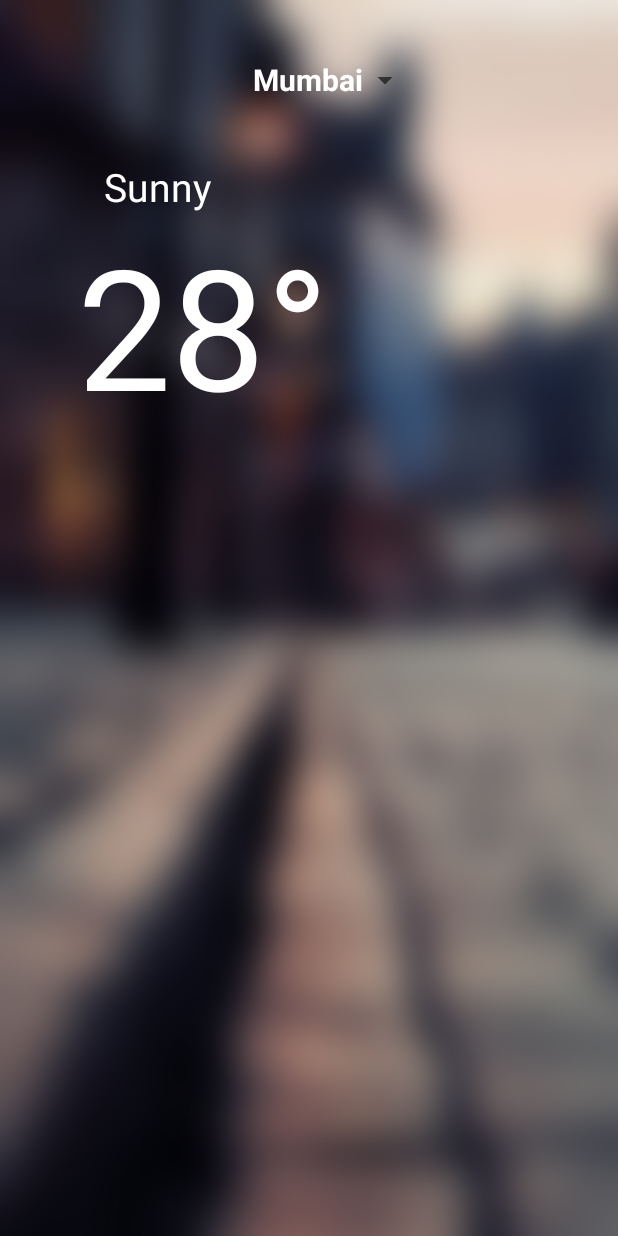
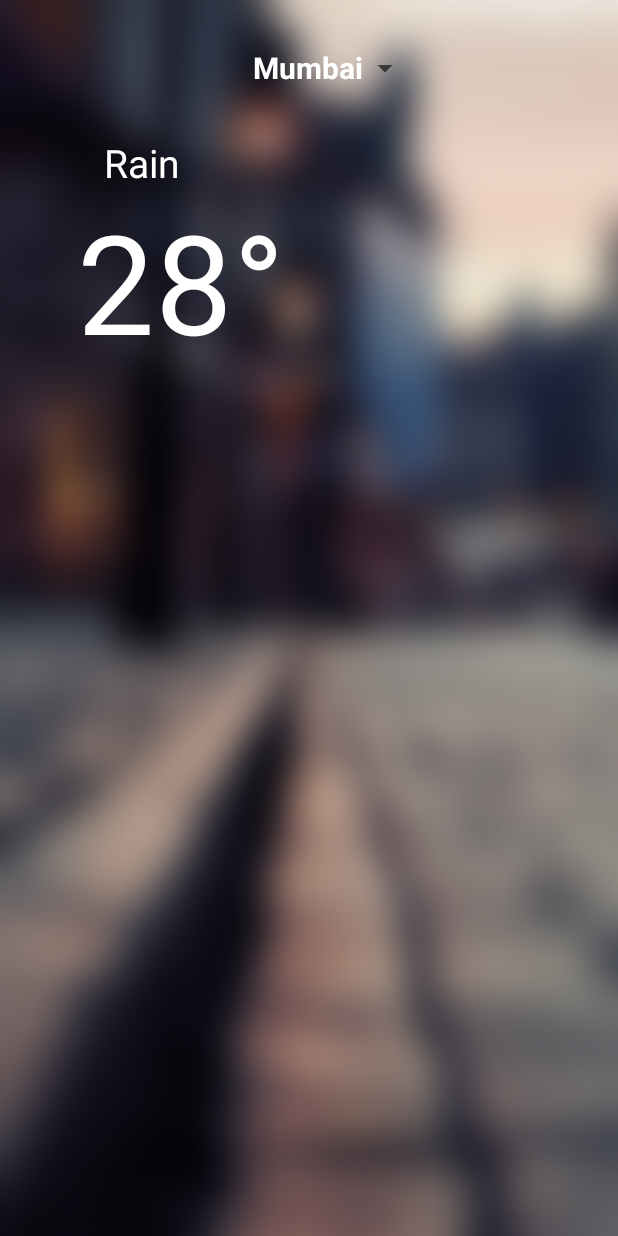
Before and after one commit to YashJaveri/WeatherForecast, an Android app: the screen it shows after launch (MainActivity), on a phone screen of 412 x 824 dp. Run offline under Robolectric (Android 15) with nearby library versions, the phone set to English and light mode, and no system bars; libraries missing offline, so code that uses them is left out: com.elmargomez.typer.

Commit message:
Size adjustment shiftd to smalls, mainWeatherTxt, checked for Yesterday

```diff
--- a/app/build.gradle
+++ b/app/build.gradle
@@ -26,6 +26,7 @@ dependencies {
     implementation 'com.android.support:appcompat-v7:28.0.0-rc01'
     implementation 'com.android.support.constraint:constraint-layout:1.1.2'
     implementation 'com.android.support:recyclerview-v7:+'
+    implementation 'com.elmargomez.typer:typerlib:1.0.0'
     testImplementation 'junit:junit:4.12'
     androidTestImplementation 'com.android.support.test:runner:1.0.2'
     androidTestImplementation 'com.android.support.test.espresso:espresso-core:3.0.2'
--- a/app/src/main/res/layout-v21/activity_main.xml
+++ b/app/src/main/res/layout-v21/activity_main.xml
@@ -34,7 +34,7 @@
             android:layout_alignParentStart="true"
             android:layout_alignParentTop="true"
             android:layout_marginStart="25dp"
-            android:layout_marginTop="108dp"/>
+            android:layout_marginTop="92dp"/>
 
         <TextView
             android:id="@+id/txt_weatherText"
@@ -46,7 +46,7 @@
             android:paddingStart="10dp"
             android:textColor="@color/white"
             android:textSize="26sp"
-            android:text="Sunny"
+            android:text="Rain"
             tools:ignore="RtlCompat,UnknownId" />
 
         <TextView
@@ -61,7 +61,7 @@
             android:shadowColor="@color/black"
             android:text="28°"
             android:textColor="@color/white"
-            android:textSize="112sp"
+            android:textSize="92sp"
             tools:ignore="RtlCompat,UnknownId" />
     </RelativeLayout>
 
--- a/app/src/main/res/layout/activity_main.xml
+++ b/app/src/main/res/layout/activity_main.xml
@@ -29,7 +29,7 @@
             android:layout_alignParentStart="true"
             android:layout_alignParentTop="true"
             android:layout_marginStart="25dp"
-            android:layout_marginTop="108dp"/>
+            android:layout_marginTop="92dp"/>
 
         <TextView
             android:id="@+id/txt_weatherText"
@@ -41,7 +41,7 @@
             android:paddingStart="10dp"
             android:textColor="@color/white"
             android:textSize="26sp"
-            android:text="Sunny"
+            android:text="Rain"
             tools:ignore="RtlCompat,UnknownId" />
 
         <TextView
@@ -56,7 +56,7 @@
             android:shadowColor="@color/black"
             android:text="28°"
             android:textColor="@color/white"
-            android:textSize="112sp"
+            android:textSize="92sp"
             tools:ignore="RtlCompat,UnknownId" />
     </RelativeLayout>
 
--- a/app/src/main/res/layout/days_view.xml
+++ b/app/src/main/res/layout/days_view.xml
@@ -8,10 +8,10 @@
         android:layout_width="wrap_content"
         android:layout_height="wrap_content"
         android:textColor="@color/white"
-        android:layout_marginTop="12dp"
-        android:layout_marginBottom="14dp"
+        android:layout_marginTop="8dp"
+        android:layout_marginBottom="10dp"
         android:paddingStart="6dp"
         android:paddingEnd="6dp"
-        android:textSize="25sp"
+        android:textSize="22sp"
         android:text="Today"/>
 </LinearLayout>
--- a/app/src/main/res/values/strings.xml
+++ b/app/src/main/res/values/strings.xml
@@ -4,7 +4,7 @@
         <item>Mumbai</item>
         <item>New York</item>
         <item>London</item>
-        <item>Italy</item>
+        <item>Rome</item>
         <item>Srinagar</item>
     </string-array>
 </resources>
```
Also changed, not shown: app/src/main/java/com/imbuegen/weatherapp/MainActivity.java (+12 -3 lines), app/src/main/java/com/imbuegen/weatherapp/MyExpandableAdapter.java (+14 -0 lines).
